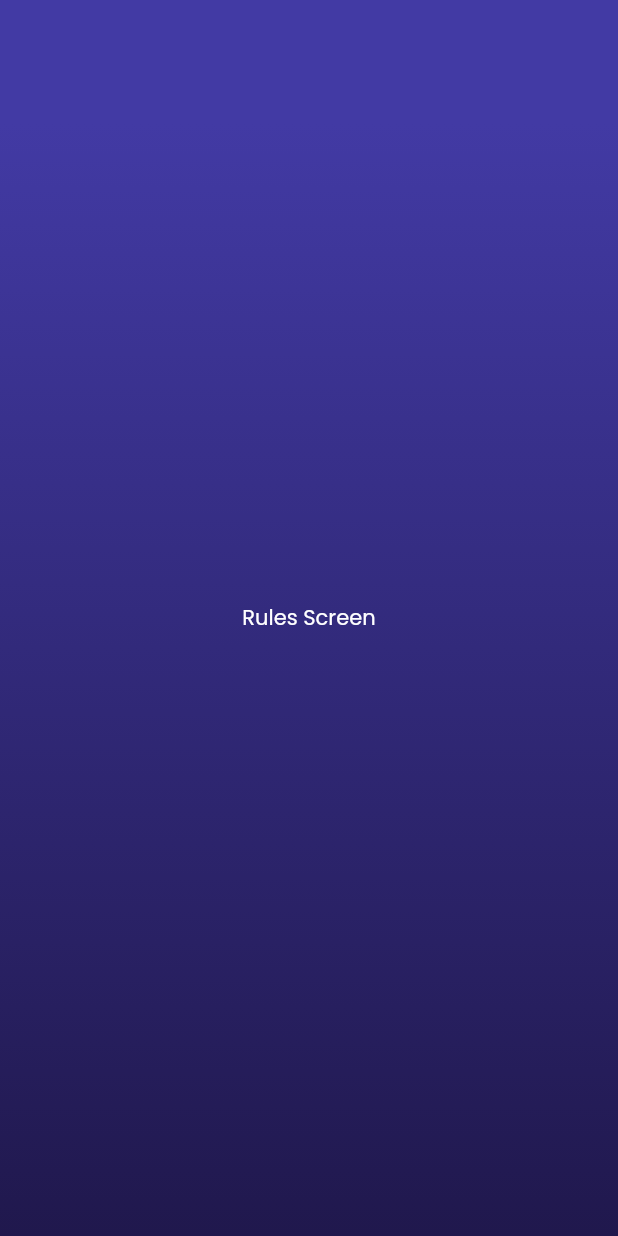
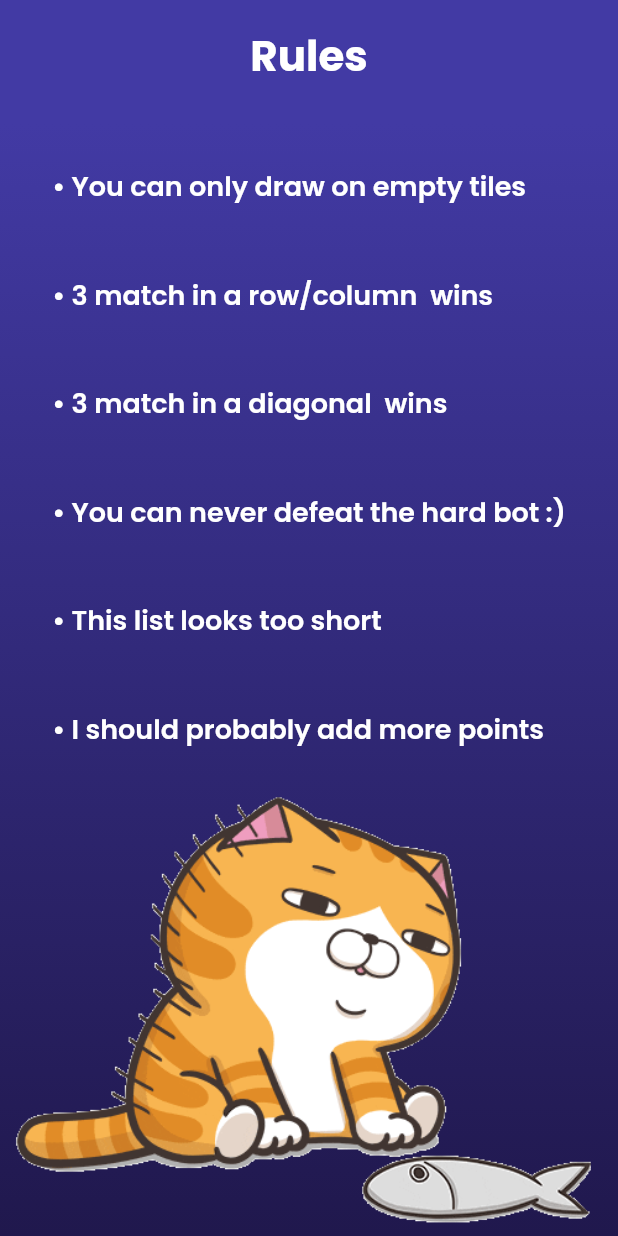
Before and after one commit to SatyamX64/Tic-Tac-Toe, a Flutter app: the RulesScreen screen opened by its route, on a phone screen of 412 x 824 dp. Run offline on Flutter 3.47's test engine with Material 2 defaults, Android fonts, the phone set to English and light mode, and no system bars; our stand-ins replace equatable, lottie.

Commit message:
[feat] : added rules screen

```diff
--- a/lib/gen/assets.gen.dart
+++ b/lib/gen/assets.gen.dart
@@ -27,6 +27,9 @@ class $AssetsImagesGen {
 
   /// File path: assets/images/medium.png
   AssetGenImage get medium => const AssetGenImage('assets/images/medium.png');
+
+  /// File path: assets/images/rule.gif
+  AssetGenImage get rule => const AssetGenImage('assets/images/rule.gif');
 
   /// File path: assets/images/tie.gif
   AssetGenImage get tie => const AssetGenImage('assets/images/tie.gif');
--- a/lib/src/presentation/rules/sc_rules.dart
+++ b/lib/src/presentation/rules/sc_rules.dart
@@ -1,4 +1,5 @@
 import 'package:flutter/material.dart';
+import 'package:tic_tac_toe/gen/assets.gen.dart';
 import 'package:tic_tac_toe/src/presentation/shared/gradient_scaffold.dart';
 
 class RulesScreen extends StatelessWidget {
@@ -6,11 +7,58 @@ class RulesScreen extends StatelessWidget {
 
   static const route = '/rules';
 
+  static const _style = TextStyle(fontWeight: FontWeight.w600, fontSize: 18);
   @override
   Widget build(BuildContext context) {
-    return const GradientScaffold(
-      body: Center(
-        child: Text('Rules Screen'),
+    return GradientScaffold(
+      body: SizedBox(
+        width: double.maxFinite,
+        child: Column(
+          children: [
+            const SizedBox(
+              height: 16,
+            ),
+            const Text(
+              'Rules',
+              style: TextStyle(fontWeight: FontWeight.bold, fontSize: 28),
+            ),
+            const SizedBox(
+              height: 30,
+            ),
+            Expanded(
+                child: Column(
+              mainAxisAlignment: MainAxisAlignment.spaceAround,
+              crossAxisAlignment: CrossAxisAlignment.start,
+              children: const [
+                Text(
+                  '• You can only draw on empty tiles',
+                  style: _style,
+                ),
+                Text(
+                  '• 3 match in a row/column  wins',
+                  style: _style,
+                ),
+                Text(
+                  '• 3 match in a diagonal  wins',
+                  style: _style,
+                ),
+                Text(
+                  '• You can never defeat the hard bot :)',
+                  style: _style,
+                ),
+                Text(
+                  '• This list looks too short',
+                  style: _style,
+                ),
+                Text(
+                  '• I should probably add more points',
+                  style: _style,
+                ),
+              ],
+            )),
+            Assets.images.rule.image(),
+          ],
+        ),
       ),
     );
   }
```
Also changed, not shown: assets/images/rule.gif (added).
